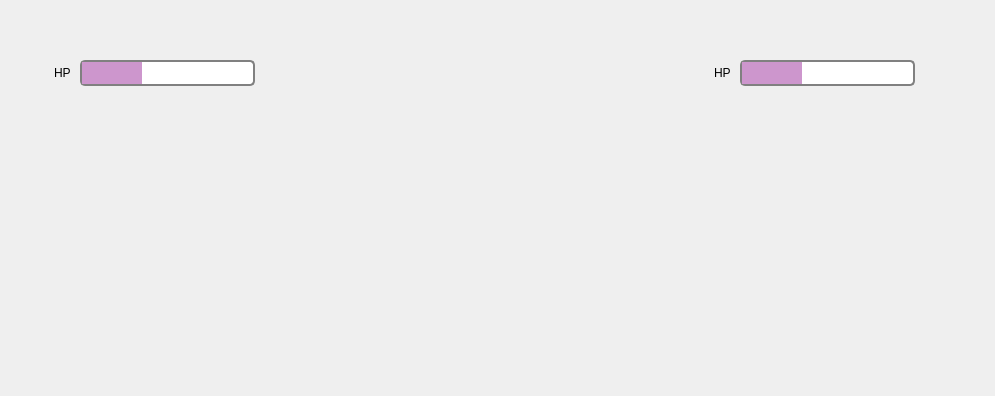
Old version of the form src/client/fightroom.ui in the repository Connor1996/Pokemon; both pictures show x 153 to 1148 and y 135 to 531 of the 1294 by 722 pixel window.
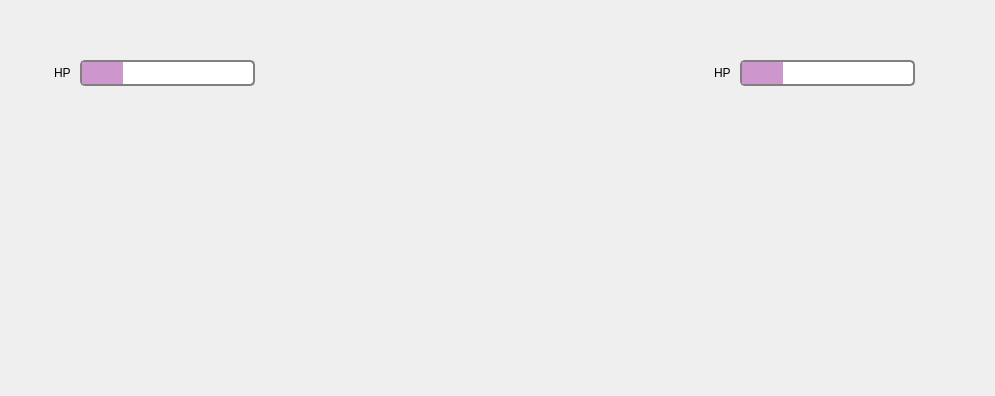
New version of the form.

```diff
--- a/src/client/fightroom.ui
+++ b/src/client/fightroom.ui
@@ -78,7 +78,6 @@
 
 QProgressBar::chunk {
     background-color:  #CD96CD;
-    width: 20px;
 }
 
 QProgressBar {
@@ -179,7 +178,6 @@
 
 QProgressBar::chunk {
     background-color:  #CD96CD;
-    width: 20px;
 }
 
 QProgressBar {
@@ -218,14 +216,16 @@
   <widget class="QLabel" name="label">
    <property name="geometry">
     <rect>
-     <x>240</x>
+     <x>340</x>
      <y>440</y>
-     <width>72</width>
-     <height>21</height>
+     <width>81</width>
+     <height>31</height>
     </rect>
    </property>
    <property name="styleSheet">
-    <string notr="true">font: 87 12pt &quot;Arial Black&quot;;</string>
+    <string notr="true">font: 75 14pt &quot;微软雅黑&quot;;
+
+color: rgb(255, 23, 26);</string>
    </property>
    <property name="text">
     <string/>
@@ -236,12 +236,14 @@
     <rect>
      <x>890</x>
      <y>440</y>
-     <width>72</width>
-     <height>21</height>
+     <width>81</width>
+     <height>31</height>
     </rect>
    </property>
    <property name="styleSheet">
-    <string notr="true">font: 87 12pt &quot;Arial Black&quot;;</string>
+    <string notr="true">font: 75 14pt &quot;微软雅黑&quot;;
+
+color: rgb(255, 23, 26);</string>
    </property>
    <property name="text">
     <string/>
```
